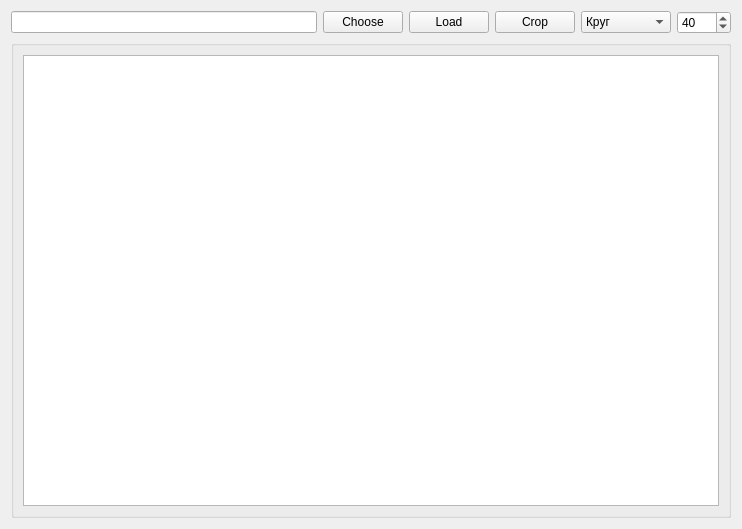
Above: imagecropwindow.ui from 0mniCrow/SmartGraph before the change. Below: the same form after it.
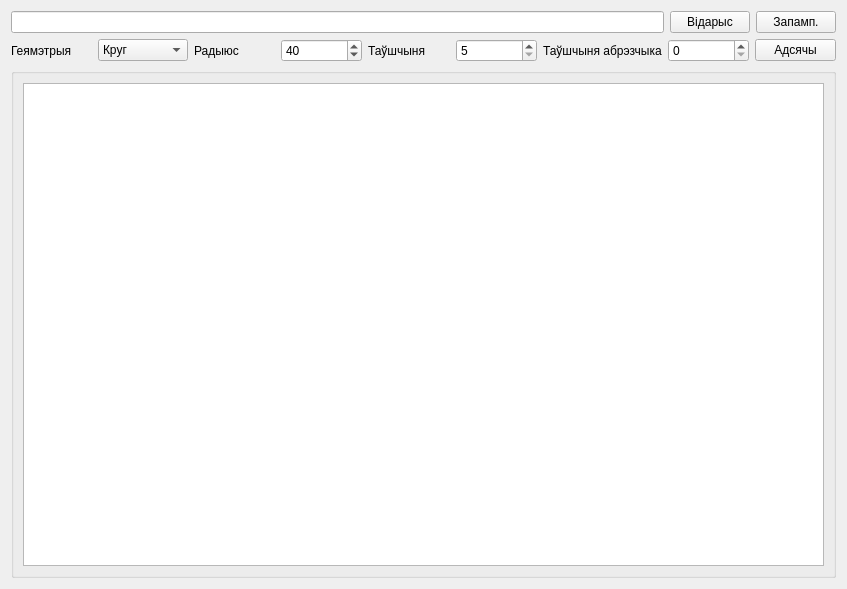
That is the form after the change.

Commit message: Changed geometry algorithm for triangle. Add manual thickness change.

Diff of the .ui file:
```diff
--- a/imagecropwindow.ui
+++ b/imagecropwindow.ui
@@ -6,8 +6,8 @@
    <rect>
     <x>0</x>
     <y>0</y>
-    <width>742</width>
-    <height>529</height>
+    <width>847</width>
+    <height>589</height>
    </rect>
   </property>
   <property name="windowTitle">
@@ -22,21 +22,28 @@
      <item>
       <widget class="QPushButton" name="button_imgFileDialog">
        <property name="text">
-        <string>Choose</string>
+        <string>Відарыс</string>
        </property>
       </widget>
      </item>
      <item>
       <widget class="QPushButton" name="button_loadImage">
        <property name="text">
-        <string>Load</string>
+        <string>Запамп.</string>
        </property>
       </widget>
      </item>
+    </layout>
+   </item>
+   <item>
+    <layout class="QHBoxLayout" name="horizontalLayout_4">
+     <property name="bottomMargin">
+      <number>0</number>
+     </property>
      <item>
-      <widget class="QPushButton" name="button_Crop">
+      <widget class="QLabel" name="label_4">
        <property name="text">
-        <string>Crop</string>
+        <string>Геямэтрыя</string>
        </property>
       </widget>
      </item>
@@ -59,6 +66,13 @@
        </item>
       </widget>
      </item>
+     <item>
+      <widget class="QLabel" name="label_3">
+       <property name="text">
+        <string>Радыюс</string>
+       </property>
+      </widget>
+     </item>
      <item>
       <widget class="QSpinBox" name="spinBox_radius">
        <property name="minimum">
@@ -72,6 +86,40 @@
        </property>
       </widget>
      </item>
+     <item>
+      <widget class="QLabel" name="label">
+       <property name="text">
+        <string>Таўшчыня</string>
+       </property>
+      </widget>
+     </item>
+     <item>
+      <widget class="QSpinBox" name="spin_crop_width">
+       <property name="minimum">
+        <number>5</number>
+       </property>
+       <property name="maximum">
+        <number>50</number>
+       </property>
+      </widget>
+     </item>
+     <item>
+      <widget class="QLabel" name="label_2">
+       <property name="text">
+        <string>Таўшчыня абрэзчыка</string>
+       </property>
+      </widget>
+     </item>
+     <item>
+      <widget class="QSpinBox" name="spin_resize_width"/>
+     </item>
+     <item>
+      <widget class="QPushButton" name="button_Crop">
+       <property name="text">
+        <string>Адсячы</string>
+       </property>
+      </widget>
+     </item>
     </layout>
    </item>
    <item>
```
The commit also changes 2 other files.
